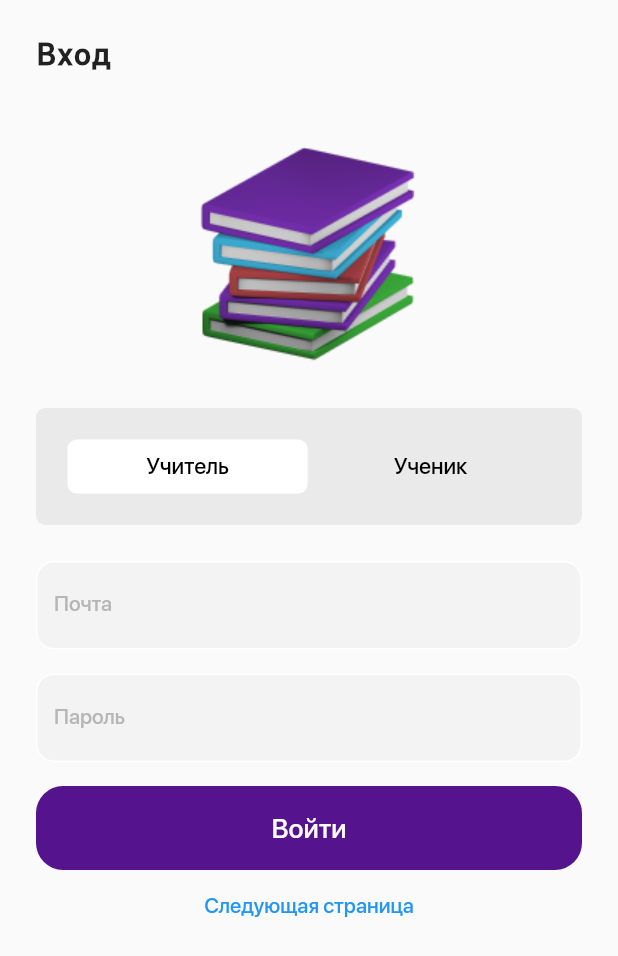
After one commit to Kuzetov-Alexander/school_journal, a Flutter app: the screen it shows after launch, after a tap on "Войти", on a phone screen of 412 x 824 dp. The commit adds this screen. Shown: the top 956 px of the screen. Run offline on Flutter 3.47's test engine with Material 2 defaults, Android fonts, the phone set to English and light mode, and no system bars; our stand-ins replace bloc, equatable, firebase_auth, firebase_core, flutter_bloc, go_router; accounts and stored records are empty; network calls fail.

Commit message:
added new page

```diff
--- a/lib/features/autentification/presentation/bloc/bloc/bloc_auth_bloc.dart
+++ b/lib/features/autentification/presentation/bloc/bloc/bloc_auth_bloc.dart
@@ -7,7 +7,7 @@ part 'bloc_auth_state.dart';
 
 class AuthBloc extends Bloc<AuthEvent, BlocAuthState> {
   final AuthRepository authRepository;
-  AuthBloc({required this.authRepository}) : super(UnAuthenticated()) {
+  AuthBloc({required this.authRepository}) : super(Authenticated()) {
     // When User Presses the SignIn Button, we will send the SignInRequested Event to the AuthBloc to handle it and emit the Authenticated State if the user is authenticated
     on<SignInRequested>((event, emit) async {
       emit(Loading());
--- /dev/null
+++ b/lib/features/autentification/presentation/pages/signIn_page.dart
@@ -0,0 +1,265 @@
+import 'package:flutter/material.dart';
+import 'package:flutter_bloc/flutter_bloc.dart';
+import 'package:go_router/go_router.dart';
+import 'package:school_journal/features/autentification/presentation/bloc/bloc/bloc_auth_bloc.dart';
+import 'package:school_journal/features/autentification/presentation/widgets/double_button.dart';
+
+class SignInPage extends StatefulWidget {
+  const SignInPage({super.key});
+
+  @override
+  State<SignInPage> createState() => _SignInPageState();
+}
+
+class _SignInPageState extends State<SignInPage> {
+  bool _isHiddenPassword = true;
+  TextEditingController fullNameController = TextEditingController();
+  TextEditingController emailController = TextEditingController();
+  TextEditingController passwordController = TextEditingController();
+  TextEditingController confirmPasswordController = TextEditingController();
+  final _fullNameFocus = FocusNode();
+  final _emailFocus = FocusNode();
+  final _passwordFocus = FocusNode();
+  final _confirmPasswordFocus = FocusNode();
+
+  final formKey = GlobalKey<FormState>();
+  // String _password = '';
+
+  @override
+  void dispose() {
+    fullNameController.dispose();
+    emailController.dispose();
+    passwordController.dispose();
+    confirmPasswordController.dispose();
+    _fullNameFocus.dispose();
+    _emailFocus.dispose();
+    _passwordFocus.dispose();
+    _confirmPasswordFocus.dispose();
+    super.dispose();
+  }
+
+
+  void _authenticateWithEmailAndPassword(context) {
+    if (formKey.currentState!.validate()) {
+      // If email is valid adding new event [SignUpRequested].
+      BlocProvider.of<AuthBloc>(context).add(
+        SignUpRequested(emailController.text, passwordController.text),
+      );
+    }
+  }
+
+  void _fieldFocusChange(
+    BuildContext context,
+    FocusNode currentfocus,
+    FocusNode nextFocus,
+  ) {
+    currentfocus.unfocus();
+    FocusScope.of(context).requestFocus(nextFocus);
+  }
+
+  void _passwordView() {
+    setState(() {
+      _isHiddenPassword = !_isHiddenPassword;
+    });
+  }
+
+  // Future<void> _submitForm() async {
+  //   if (formKey.currentState!.validate()) {
+  //     // formKey.currentState!.save();
+
+  //     debugPrint('---------------Number email: ${emailController.text}');
+  //     debugPrint('---------------Number password: ${passwordController.text}');
+  //     debugPrint(
+  //         '---------------Confirm password: ${confirmPasswordController.text}');
+  //   }
+  //   try {
+  //     await FirebaseAuth.instance.createUserWithEmailAndPassword(
+  //         email: emailController.text.trim(),
+  //         password: passwordController.text.trim());
+  //   } on FirebaseAuthException catch (e) {
+  //     if (e.code == 'email-already-in-use') {
+  //       SnackBarService.showSnackBar(
+  //           context, 'Такой Email уже используется', true);
+  //       return;
+  //     } else {
+  //       SnackBarService.showSnackBar(context, 'Неизвестная ошибка', true);
+  //     }
+  //     debugPrint(e.code);
+  //   } catch (e) {
+  //     debugPrint('----------$e');
+  //   }
+  // }
+
+  @override
+  Widget build(BuildContext context) {
+ double widthScreen = MediaQuery.of(context).size.width;
+    double heightScreen = MediaQuery.of(context).size.height;
+
+    return Scaffold(
+      body: BlocListener<AuthBloc, BlocAuthState>(
+        listener: (context, state) {
+          if (state is Authenticated) {
+            // Navigating to the dashboard screen if the user is authenticated
+            context.go('/second');
+          }
+          if (state is AuthError) {
+            // Showing the error message if the user has entered invalid credentials
+            ScaffoldMessenger.of(context)
+                .showSnackBar(SnackBar(content: Text(state.error)));
+          }
+        },
+        child: BlocBuilder<AuthBloc, BlocAuthState>(
+          builder: (context, state) {
+            if (state is Loading) {
+              // Showing the loading indicator while the user is signing in
+              return const Center(
+                child: CircularProgressIndicator(),
+              );
+            }
+            if (state is UnAuthenticated) {
+              // Showing the sign in form if the user is not authenticated
+              return Center(child: Text('Юзер не авторизован'));
+            }
+            return SafeArea(
+              child: SingleChildScrollView(
+                child: Padding(
+                  padding:
+                      const EdgeInsets.symmetric(horizontal: 24, vertical: 24),
+                  child: Container(
+                    // color: Colors.white,
+                    child: Column(
+                      mainAxisSize: MainAxisSize.max,
+                      mainAxisAlignment: MainAxisAlignment.start,
+                      crossAxisAlignment: CrossAxisAlignment.center,
+                      children: <Widget>[
+                        Row(
+                          mainAxisAlignment: MainAxisAlignment.start,
+                          children:  [
+                            Text(
+                              'Вход',
+                              textAlign: TextAlign.start,
+                              style: TextStyle(fontWeight: FontWeight.w700,fontSize:heightScreen*0.024,letterSpacing: 1.4 ),
+                            ),
+                          ],
+                        ),
+                        const SizedBox(height: 24),
+                        const SizedBox(
+                          child: Image(
+                            image: AssetImage('assets/images/book.png'),
+                          ),
+                        ),
+                        const DoubleButton(),
+                        const SizedBox(height: 24),
+                        Form(
+                          key: formKey,
+                          child: Column(
+                            children: [
+                              TextFormField(
+                                onFieldSubmitted: (_) {
+                                  _fieldFocusChange(
+                                      context, _emailFocus, _passwordFocus);
+                                },
+                                focusNode: _emailFocus,
+                                keyboardType: TextInputType.emailAddress,
+                                autocorrect: false,
+                                controller: emailController,
+                                decoration:
+                                    decoration('Введите почту', 'Почта'),
+                              ),
+                              const SizedBox(height: 16),
+                              TextFormField(
+                                onFieldSubmitted: (_) {
+                                  _fieldFocusChange(context, _passwordFocus,
+                                      _confirmPasswordFocus);
+                                },
+                                focusNode: _passwordFocus,
+                                keyboardType: TextInputType.visiblePassword,
+                                autocorrect: false,
+                                controller: passwordController,
+                                decoration:
+                                    decoration('Введите пароль', 'Пароль'),
+                              ),
+
+                              const SizedBox(height: 16),
+                              SizedBox(
+                                height: 56,
+                                width: double.infinity,
+                                child: TextButton(
+                                  style: ButtonStyle(
+                                    backgroundColor:
+                                        const MaterialStatePropertyAll<Color>(
+                                      Color(0xff56138E),
+                                    ),
+                                    tapTargetSize:
+                                        MaterialTapTargetSize.shrinkWrap,
+                                    shape: MaterialStateProperty.all(
+                                      RoundedRectangleBorder(
+                                        borderRadius: BorderRadius.circular(18),
+                                      ),
+                                    ),
+                                  ),
+                                  onPressed: () {
+                                    //  _authenticateWithEmailAndPassword(context);
+                                    _authenticateWithEmailAndPassword(context);
+                                  },
+                                  child: const Text(
+                                    'Войти',
+                                    style: TextStyle(
+                                      color: Colors.white,
+                                      fontSize: 18,
+                                      fontWeight: FontWeight.w600,
+                                    ),
+                                  ),
+                                ),
+                              ),
+                            ],
+                          ),
+                        ),
+                        TextButton(
+                          onPressed: () {
+                            context.go('/second');
+                          },
+                          child: const Text('Следующая страница'),
+                        ),
+                      ],
+                    ),
+                  ),
+                ),
+              ),
+            );
+          },
+        ),
+      ),
+    );
+  }
+}
+
+InputDecoration decoration(String hintText, String labelText) {
+  return InputDecoration(
+    filled: true,
+    fillColor: const Color(0xffF3F3F3),
+    border: const OutlineInputBorder(
+      borderRadius: BorderRadius.all(Radius.circular(12.0)),
+    ),
+    focusedBorder: const OutlineInputBorder(
+      borderRadius: BorderRadius.all(
+        Radius.circular(12),
+      ),
+      borderSide: BorderSide(
+        color: Color(0xffF3F3F3),
+      ),
+    ),
+    enabledBorder: const OutlineInputBorder(
+      borderRadius: BorderRadius.all(
+        Radius.circular(12),
+      ),
+      borderSide: BorderSide(color: Colors.white),
+    ),
+    hintText: hintText,
+    hintStyle: const TextStyle(
+        color: Color(0xffB6B6B6), fontWeight: FontWeight.w600, fontSize: 14),
+    labelText: labelText,
+    labelStyle: const TextStyle(
+        color: Color(0xffB6B6B6), fontWeight: FontWeight.w600, fontSize: 14),
+  );
+}
--- a/lib/features/autentification/presentation/pages/registration_page.dart
+++ b/lib/features/autentification/presentation/pages/signUp_page.dart
@@ -4,14 +4,14 @@ import 'package:go_router/go_router.dart';
 import 'package:school_journal/features/autentification/presentation/bloc/bloc/bloc_auth_bloc.dart';
 import 'package:school_journal/features/autentification/presentation/widgets/double_button.dart';
 
-class RegistrationPage extends StatefulWidget {
-  const RegistrationPage({super.key});
+class SignUpPage extends StatefulWidget {
+  const SignUpPage({super.key});
 
   @override
-  State<RegistrationPage> createState() => _RegistrationPageState();
+  State<SignUpPage> createState() => _SignUpPageState();
 }
 
-class _RegistrationPageState extends State<RegistrationPage> {
+class _SignUpPageState extends State<SignUpPage> {
   bool _isHiddenPassword = true;
   TextEditingController fullNameController = TextEditingController();
   TextEditingController emailController = TextEditingController();
@@ -99,6 +99,9 @@ class _RegistrationPageState extends State<RegistrationPage> {
 
   @override
   Widget build(BuildContext context) {
+ double widthScreen = MediaQuery.of(context).size.width;
+    double heightScreen = MediaQuery.of(context).size.height;
+
     return Scaffold(
       body: BlocListener<AuthBloc, BlocAuthState>(
         listener: (context, state) {
@@ -130,7 +133,7 @@ class _RegistrationPageState extends State<RegistrationPage> {
                   padding:
                       const EdgeInsets.symmetric(horizontal: 24, vertical: 24),
                   child: Container(
-                    color: Colors.white,
+                    // color: Colors.white,
                     child: Column(
                       mainAxisSize: MainAxisSize.max,
                       mainAxisAlignment: MainAxisAlignment.start,
@@ -138,10 +141,11 @@ class _RegistrationPageState extends State<RegistrationPage> {
                       children: <Widget>[
                         Row(
                           mainAxisAlignment: MainAxisAlignment.start,
-                          children: const [
+                          children:  [
                             Text(
                               'Регистрация',
                               textAlign: TextAlign.start,
+                              style: TextStyle(fontWeight: FontWeight.w700,fontSize:heightScreen*0.024,letterSpacing: 1.4 ),
                             ),
                           ],
                         ),
@@ -224,10 +228,42 @@ class _RegistrationPageState extends State<RegistrationPage> {
                                   ),
                                   onPressed: () {
                                     //  _authenticateWithEmailAndPassword(context);
-                                    _authenticateWithEmailAndPassword(context);
+                                    // _authenticateWithEmailAndPassword(context);
                                   },
                                   child: const Text(
                                     'Зарегистрироваться',
+                                    style: TextStyle(
+                                      color: Colors.white,
+                                      fontSize: 18,
+                                      fontWeight: FontWeight.w600,
+                                    ),
+                                  ),
+                                ),
+                              ),
+                              SizedBox(height: heightScreen*0.015,),
+                               SizedBox(
+                                height: 56,
+                                width: double.infinity,
+                                child: TextButton(
+                                  style: ButtonStyle(
+                                    backgroundColor:
+                                        const MaterialStatePropertyAll<Color>(
+                                     Colors.green,
+                                    ),
+                                    tapTargetSize:
+                                        MaterialTapTargetSize.shrinkWrap,
+                                    shape: MaterialStateProperty.all(
+                                      RoundedRectangleBorder(
+                                        borderRadius: BorderRadius.circular(18),
+                                      ),
+                                    ),
+                                  ),
+                                  onPressed: () {
+                                    //  _authenticateWithEmailAndPassword(context);
+                                    context.go('/SignIn');
+                                  },
+                                  child: const Text(
+                                    'Войти',
                                     style: TextStyle(
                                       color: Colors.white,
                                       fontSize: 18,
@@ -241,7 +277,7 @@ class _RegistrationPageState extends State<RegistrationPage> {
                         ),
                         TextButton(
                           onPressed: () {
-                            context.go('/second');
+                            context.go('/Groups');
                           },
                           child: const Text('Следующая страница'),
                         ),
--- a/lib/features/autentification/presentation/widgets/double_button.dart
+++ b/lib/features/autentification/presentation/widgets/double_button.dart
@@ -54,7 +54,10 @@ class Button extends StatelessWidget {
           nameButton,
           textAlign: TextAlign.center,
           style: const TextStyle(
-              color: Colors.black, fontWeight: FontWeight.w600, fontSize: 13),
+              color: Colors.black,
+              fontWeight: FontWeight.w600,
+              fontSize: 15,
+              letterSpacing: -0.078),
         ),
       ),
     );
--- a/lib/main.dart
+++ b/lib/main.dart
@@ -4,7 +4,9 @@ import 'package:flutter/material.dart';
 import 'package:flutter_bloc/flutter_bloc.dart';
 import 'package:go_router/go_router.dart';
 import 'package:school_journal/features/autentification/presentation/bloc/bloc/bloc_auth_bloc.dart';
-import 'package:school_journal/features/autentification/presentation/pages/registration_page.dart';
+import 'package:school_journal/features/autentification/presentation/pages/recover_password.dart';
+import 'package:school_journal/features/autentification/presentation/pages/signIn_page.dart';
+import 'package:school_journal/features/autentification/presentation/pages/signUp_page.dart';
 import 'package:school_journal/features/teacher_profile/Presentation/pages/group_list_page.dart';
 import 'package:school_journal/firebase_options.dart';
 
@@ -33,11 +35,19 @@ class MyApp extends StatelessWidget {
             routes: [
               GoRoute(
                 path: '/',
-                builder: (context, state) => const RegistrationPage(),
+                builder: (context, state) => const SignUpPage(),
                 routes: [
                   GoRoute(
-                    path: 'second',
+                    path: 'Groups',
                     builder: (context, state) => const GroupListPage(),
+                  ),
+                  GoRoute(
+                    path: 'SignIn',
+                    builder: (context, state) => const SignInPage(),
+                  ),
+                  GoRoute(
+                    path: 'RecoverPassword',
+                    builder: (context, state) => const RecoverPasswordPage(),
                   ),
                 ],
               ),
--- a/pubspec.yaml
+++ b/pubspec.yaml
@@ -37,8 +37,9 @@ dependencies:
   equatable: ^2.0.5
   go_router: ^6.5.7
   flutter_bloc: ^8.1.2
-  firebase_core: ^1.10.6
-  firebase_auth: ^3.3.4
+  firebase_core: ^2.10.0
+  firebase_auth: ^4.4.2
+  firebase_core_platform_interface: ^4.6.0
 
 dev_dependencies:
   flutter_test:
```
Also changed, not shown: lib/features/autentification/presentation/pages/recover_password.dart (added, +265 -0 lines), lib/features/teacher_profile/Presentation/pages/group_list_page.dart (+12 -7 lines), pubspec.lock.
